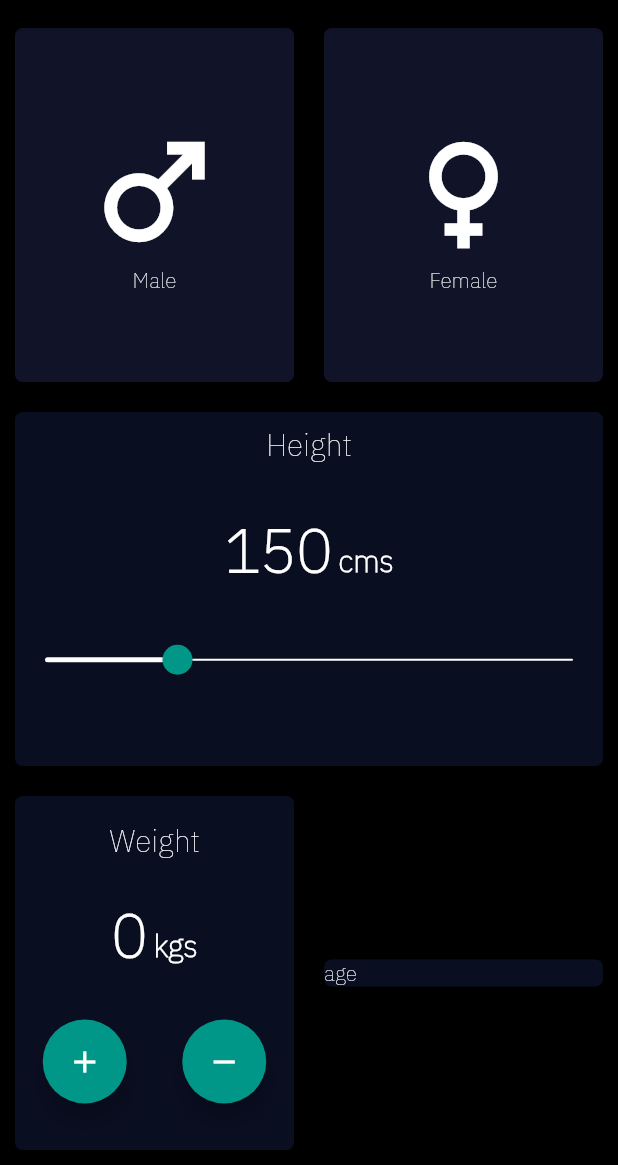
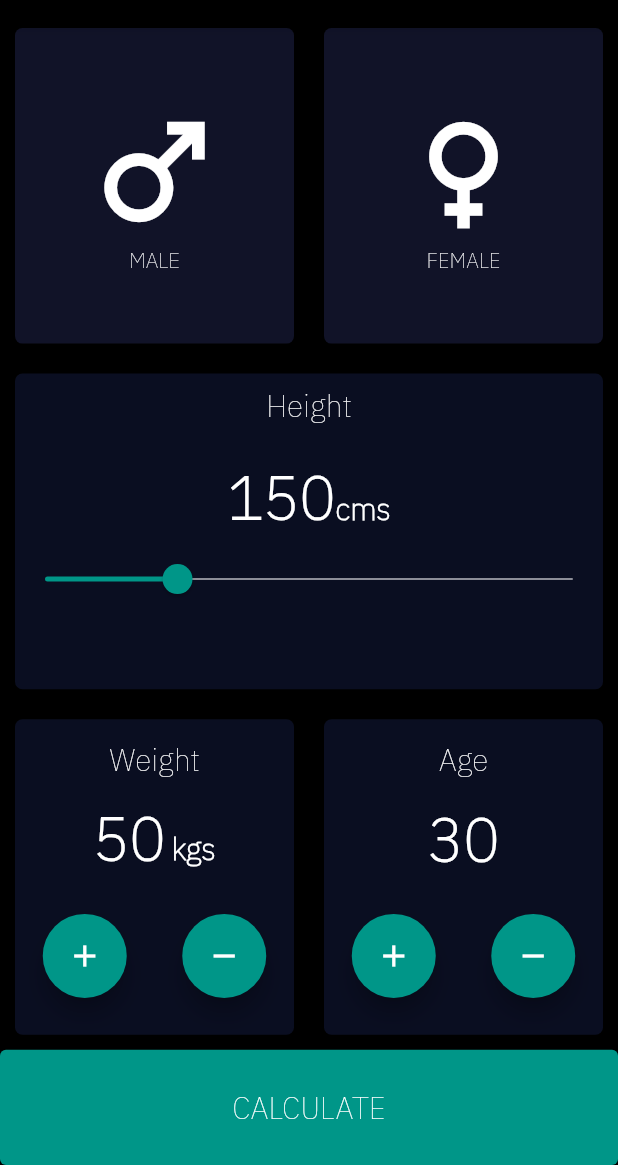
Before and after one commit to abhimanyukolakotla/bmicalculator, a Flutter app: the screen it shows after launch, on a phone screen of 412 x 824 dp, the part 71-1236 px from its top. Run offline on Flutter 3.47's test engine with Material 2 defaults, Android fonts, the phone set to English and light mode, and no system bars.

Commit message:
Calculated BMI and print in console

```diff
--- /dev/null
+++ b/lib/age_incrementor_widget.dart
@@ -0,0 +1,86 @@
+import 'package:flutter/material.dart';
+
+import 'number_adjust_widget.dart';
+
+class AgeIncrementorWidget extends StatefulWidget {
+  final Function? onChanged;
+  const AgeIncrementorWidget({Key? key, final this.onChanged})
+      : super(key: key);
+
+  @override
+  State<AgeIncrementorWidget> createState() => AgeIncrementorWidgetState();
+}
+
+class AgeIncrementorWidgetState extends State<AgeIncrementorWidget> {
+  int _counter = 30;
+
+  @override
+  initState() {
+    super.initState();
+    if (widget.onChanged != null) widget.onChanged!(_counter);
+  }
+
+  increment() {
+    setState(() {
+      _counter += 1;
+      widget.onChanged!(_counter);
+    });
+  }
+
+  decrement() {
+    setState(() {
+      if (_counter > 0) _counter -= 1;
+      widget.onChanged!(_counter);
+    });
+  }
+
+  @override
+  Widget build(BuildContext context) {
+    return Column(
+      mainAxisAlignment: MainAxisAlignment.center,
+      children: [
+        const Expanded(
+          flex: 1,
+          child: Center(
+            child: Text(
+              "Age",
+              style: TextStyle(fontSize: 20.0),
+            ),
+          ),
+        ),
+        Expanded(
+          flex: 1,
+          child: Row(
+            crossAxisAlignment: CrossAxisAlignment.end,
+            mainAxisAlignment: MainAxisAlignment.center,
+            children: [
+              Text(
+                "$_counter",
+                style: const TextStyle(
+                  fontSize: 40.0,
+                  fontWeight: FontWeight.bold,
+                ),
+              ),
+            ],
+          ),
+        ),
+        Expanded(
+          flex: 2,
+          child: Row(
+            mainAxisAlignment: MainAxisAlignment.center,
+            children: [
+              NumberAdjustWidget(
+                icon: Icons.add,
+                onPressed: increment,
+              ),
+              NumberAdjustWidget(
+                icon: Icons.remove,
+                onPressed: decrement,
+              ),
+            ],
+          ),
+        )
+      ],
+    );
+  }
+}
--- /dev/null
+++ b/lib/constants.dart
@@ -0,0 +1,9 @@
+import 'package:flutter/material.dart';
+
+const Color kPrimaryColor = Color(0xFF0A0E21);
+const Color kSecondaryColor = Colors.teal;
+const Color kActiveCardColor = Color(0xFF595B6C);
+const Color kInactiveCardColor = Color(0XFF111328);
+const Color kOverlayColor = Color(0x299688FF);
+const Color kInactiveColorSlider = Color(0xFF8D8E98);
+const Color kActiveColorSlider = Colors.teal;
--- a/lib/gender_enum.dart
+++ b/lib/gender_enum.dart
@@ -1 +1 @@
-enum SexCode { male, female }
+enum Gender { male, female }
--- a/lib/height_slider_widget.dart
+++ b/lib/height_slider_widget.dart
@@ -1,8 +1,10 @@
+import 'package:bmicalculator/constants.dart';
 import 'package:flutter/material.dart';
 
 /// This is the stateful widget that the main application instantiates.
 class HeightSliderWidget extends StatefulWidget {
-  const HeightSliderWidget({Key? key}) : super(key: key);
+  final Function? onChanged;
+  const HeightSliderWidget({Key? key, this.onChanged}) : super(key: key);
 
   @override
   State<HeightSliderWidget> createState() => HeightSliderWidgetState();
@@ -11,6 +13,13 @@ class HeightSliderWidget extends StatefulWidget {
 /// This is the private State class that goes with MyStatefulWidget.
 class HeightSliderWidgetState extends State<HeightSliderWidget> {
   double _currentSliderValue = 150;
+
+  @override
+  initState() {
+    super.initState();
+    widget.onChanged!(_currentSliderValue.toInt());
+  }
+
   @override
   Widget build(BuildContext context) {
     return Expanded(
@@ -19,7 +28,8 @@ class HeightSliderWidgetState extends State<HeightSliderWidget> {
         children: [
           Row(
             mainAxisAlignment: MainAxisAlignment.center,
-            crossAxisAlignment: CrossAxisAlignment.end,
+            crossAxisAlignment: CrossAxisAlignment.baseline,
+            textBaseline: TextBaseline.alphabetic,
             children: [
               Text(
                 "${_currentSliderValue.toInt()}",
@@ -28,14 +38,11 @@ class HeightSliderWidgetState extends State<HeightSliderWidget> {
                   fontWeight: FontWeight.bold,
                 ),
               ),
-              Container(
-                margin: const EdgeInsets.only(left: 4.0, bottom: 6.0),
-                child: const Text(
-                  "cms",
-                  style: TextStyle(
-                    fontSize: 20.0,
-                    fontWeight: FontWeight.bold,
-                  ),
+              const Text(
+                "cms",
+                style: TextStyle(
+                  fontSize: 20.0,
+                  fontWeight: FontWeight.bold,
                 ),
               ),
             ],
@@ -45,13 +52,14 @@ class HeightSliderWidgetState extends State<HeightSliderWidget> {
             min: 100,
             max: 300,
             divisions: 200,
-            activeColor: Colors.white,
-            inactiveColor: Colors.white,
+            activeColor: kActiveColorSlider,
+            inactiveColor: kInactiveColorSlider,
             thumbColor: Colors.teal,
             label: _currentSliderValue.round().toString(),
             onChanged: (double value) {
               setState(() {
                 _currentSliderValue = value;
+                widget.onChanged!(value.toInt());
               });
             },
           ),
--- a/lib/input_page.dart
+++ b/lib/input_page.dart
@@ -1,13 +1,12 @@
-import 'package:bmicalculator/sex_code.dart';
+import 'package:bmicalculator/age_incrementor_widget.dart';
+import 'package:bmicalculator/gender_enum.dart';
 import 'package:flutter/material.dart';
 
 import 'card_widget.dart';
+import 'constants.dart';
 import 'height_slider_widget.dart';
 import 'icon_content_widget.dart';
-import 'number_incrementor_widget.dart';
-
-const Color activeCardColor = Color(0xFF595B6C);
-const Color inactiveCardColor = Color(0XFF111328);
+import 'weight_incrementor_widget.dart';
 
 //0xFF1D1E33
 class InputPage extends StatefulWidget {
@@ -18,17 +17,13 @@ class InputPage extends StatefulWidget {
 }
 
 class _InputPageState extends State<InputPage> {
-  Color maleCardColor = inactiveCardColor;
-  Color femaleCardColor = inactiveCardColor;
+  Gender? selected;
+  int height = 0;
+  int weight = 0;
+  int age = 0;
 
-  updateCardColor(SexCode gender) {
-    if (gender == SexCode.male) {
-      maleCardColor = activeCardColor;
-      femaleCardColor = inactiveCardColor;
-    } else {
-      maleCardColor = inactiveCardColor;
-      femaleCardColor = activeCardColor;
-    }
+  onWeightChange(int value) {
+    weight = value;
   }
 
   @override
@@ -37,19 +32,22 @@ class _InputPageState extends State<InputPage> {
       child: Column(
         children: [
           Expanded(
+            flex: 3,
             child: Row(
               children: [
                 Expanded(
                   child: GestureDetector(
                     onTap: () {
                       setState(() {
-                        updateCardColor(SexCode.male);
+                        selected = Gender.male;
                       });
                     },
                     child: CardWidget(
-                      color: maleCardColor,
+                      color: selected == Gender.male
+                          ? kActiveCardColor
+                          : kInactiveCardColor,
                       child: const IconContentWidget(
-                          icon: Icons.male, text: "Male"),
+                          icon: Icons.male, text: "MALE"),
                     ),
                   ),
                 ),
@@ -57,13 +55,15 @@ class _InputPageState extends State<InputPage> {
                   child: GestureDetector(
                     onTap: () {
                       setState(() {
-                        updateCardColor(SexCode.female);
+                        selected = Gender.female;
                       });
                     },
                     child: CardWidget(
-                      color: femaleCardColor,
+                      color: selected == Gender.female
+                          ? kActiveCardColor
+                          : kInactiveCardColor,
                       child: const IconContentWidget(
-                          icon: Icons.female, text: "Female"),
+                          icon: Icons.female, text: "FEMALE"),
                     ),
                   ),
                 ),
@@ -71,6 +71,7 @@ class _InputPageState extends State<InputPage> {
             ),
           ),
           Expanded(
+            flex: 3,
             child: Row(
               children: [
                 Expanded(
@@ -85,12 +86,18 @@ class _InputPageState extends State<InputPage> {
                           ),
                         ),
                         SliderTheme(
-                            data: SliderThemeData(
-                              trackShape: CustomTrackShape(),
-                              valueIndicatorTextStyle:
-                                  const TextStyle(fontSize: 40.0),
-                            ),
-                            child: const HeightSliderWidget()),
+                          data: SliderThemeData(
+                            trackShape: CustomTrackShape(),
+                            overlayColor: kOverlayColor,
+                            overlayShape: const RoundSliderOverlayShape(
+                                overlayRadius: 30.0),
+                            valueIndicatorTextStyle:
+                                const TextStyle(fontSize: 40.0),
+                          ),
+                          child: HeightSliderWidget(onChanged: (value) {
+                            height = value;
+                          }),
+                        ),
                       ],
                     ),
                   ),
@@ -99,13 +106,46 @@ class _InputPageState extends State<InputPage> {
             ),
           ),
           Expanded(
+            flex: 3,
             child: Row(
-              children: const [
-                Expanded(child: CardWidget(child: NumberIncrementorWidget())),
-                Expanded(child: CardWidget(child: Text("age"))),
+              children: [
+                Expanded(
+                    child: CardWidget(
+                        child: WeightIncrementorWidget(
+                            onChanged: onWeightChange))),
+                Expanded(
+                  child: CardWidget(child: AgeIncrementorWidget()),
+                )
               ],
             ),
           ),
+          Expanded(
+            flex: 1,
+            child: Row(
+              mainAxisAlignment: MainAxisAlignment.center,
+              children: [
+                Expanded(
+                  child: ElevatedButton(
+                    style: ButtonStyle(
+                      backgroundColor: MaterialStateProperty.all(Colors.teal),
+                    ),
+                    onPressed: () {
+                      print("BMI is ${(weight / (height * height)) * 10000}");
+                    },
+                    child: const Center(
+                      child: Text(
+                        "CALCULATE",
+                        style: TextStyle(
+                          fontSize: 20.0,
+                          color: Colors.white,
+                        ),
+                      ),
+                    ),
+                  ),
+                )
+              ],
+            ),
+          )
         ],
       ),
     );
--- a/lib/main.dart
+++ b/lib/main.dart
@@ -1,3 +1,4 @@
+import 'package:bmicalculator/constants.dart';
 import 'package:bmicalculator/input_page.dart';
 import 'package:flutter/material.dart';
 
@@ -9,8 +10,8 @@ void main() {
           scaffoldBackgroundColor: Colors.black,
           fontFamily: "IBMPlexSans-Thin",
           colorScheme: ThemeData.dark().colorScheme.copyWith(
-                primary: const Color(0xFF0A0E21),
-                secondary: Colors.teal,
+                primary: kPrimaryColor,
+                secondary: kSecondaryColor,
               )),
       home: Scaffold(
         appBar: AppBar(
--- a/lib/number_incrementor_widget.dart
+++ b/lib/weight_incrementor_widget.dart
@@ -2,26 +2,35 @@ import 'package:flutter/material.dart';
 
 import 'number_adjust_widget.dart';
 
-class NumberIncrementorWidget extends StatefulWidget {
-  const NumberIncrementorWidget({Key? key}) : super(key: key);
+class WeightIncrementorWidget extends StatefulWidget {
+  final Function? onChanged;
+  const WeightIncrementorWidget({Key? key, this.onChanged}) : super(key: key);
 
   @override
-  State<NumberIncrementorWidget> createState() =>
-      NumberIncrementorWidgetState();
+  State<WeightIncrementorWidget> createState() =>
+      WeightIncrementorWidgetState();
 }
 
-class NumberIncrementorWidgetState extends State<NumberIncrementorWidget> {
-  int _counter = 0;
+class WeightIncrementorWidgetState extends State<WeightIncrementorWidget> {
+  int _counter = 50;
+
+  @override
+  initState() {
+    super.initState();
+    widget.onChanged!(_counter);
+  }
 
   increment() {
     setState(() {
       _counter += 1;
+      widget.onChanged!(_counter);
     });
   }
 
   decrement() {
     setState(() {
       if (_counter > 0) _counter -= 1;
+      widget.onChanged!(_counter);
     });
   }
 
@@ -42,8 +51,9 @@ class NumberIncrementorWidgetState extends State<NumberIncrementorWidget> {
         Expanded(
           flex: 1,
           child: Row(
-            crossAxisAlignment: CrossAxisAlignment.end,
             mainAxisAlignment: MainAxisAlignment.center,
+            crossAxisAlignment: CrossAxisAlignment.baseline,
+            textBaseline: TextBaseline.alphabetic,
             children: [
               Text(
                 "$_counter",
```
Also changed, not shown: 1 other file.
